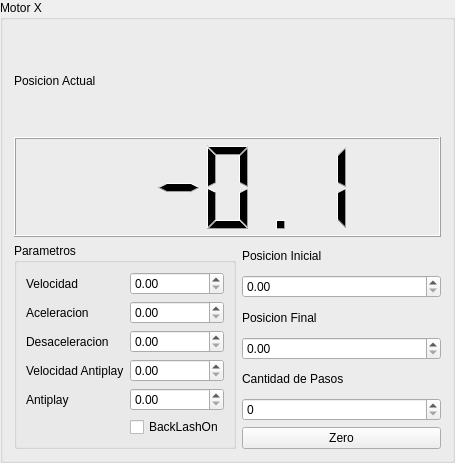
Old version of the form components/Platina/conf.ui in the repository FranciscoGauna/Microscopy-Program.
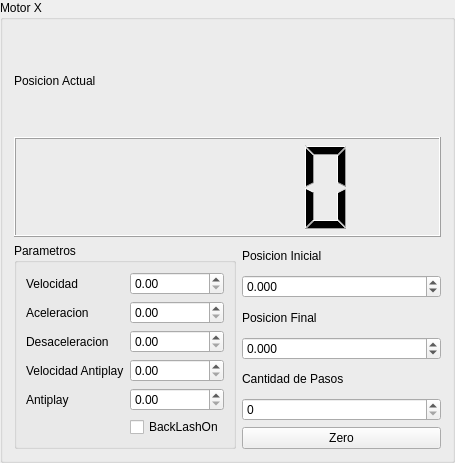
New version of the form.

Patch:
```diff
--- a/components/Platina/conf.ui
+++ b/components/Platina/conf.ui
@@ -26,15 +26,18 @@
    </item>
    <item>
     <widget class="QLCDNumber" name="pos_number">
+     <property name="minimumSize">
+      <size>
+       <width>0</width>
+       <height>60</height>
+      </size>
+     </property>
      <property name="font">
       <font>
        <weight>75</weight>
        <bold>true</bold>
       </font>
      </property>
-     <property name="value" stdset="0">
-      <double>-0.103370000000000</double>
-     </property>
     </widget>
    </item>
    <item>
@@ -115,7 +118,17 @@
         </widget>
        </item>
        <item>
-        <widget class="QDoubleSpinBox" name="initial_pos_sb"/>
+        <widget class="QDoubleSpinBox" name="initial_pos_sb">
+         <property name="decimals">
+          <number>3</number>
+         </property>
+         <property name="minimum">
+          <double>-99999.990000000005239</double>
+         </property>
+         <property name="maximum">
+          <double>99999.990000000005239</double>
+         </property>
+        </widget>
        </item>
        <item>
         <widget class="QLabel" name="final_pos_label">
@@ -125,7 +138,17 @@
         </widget>
        </item>
        <item>
-        <widget class="QDoubleSpinBox" name="final_pos_sb"/>
+        <widget class="QDoubleSpinBox" name="final_pos_sb">
+         <property name="decimals">
+          <number>3</number>
+         </property>
+         <property name="minimum">
+          <double>-99999.990000000005239</double>
+         </property>
+         <property name="maximum">
+          <double>99999.990000000005239</double>
+         </property>
+        </widget>
        </item>
        <item>
         <widget class="QLabel" name="amount_pos_label">
```
